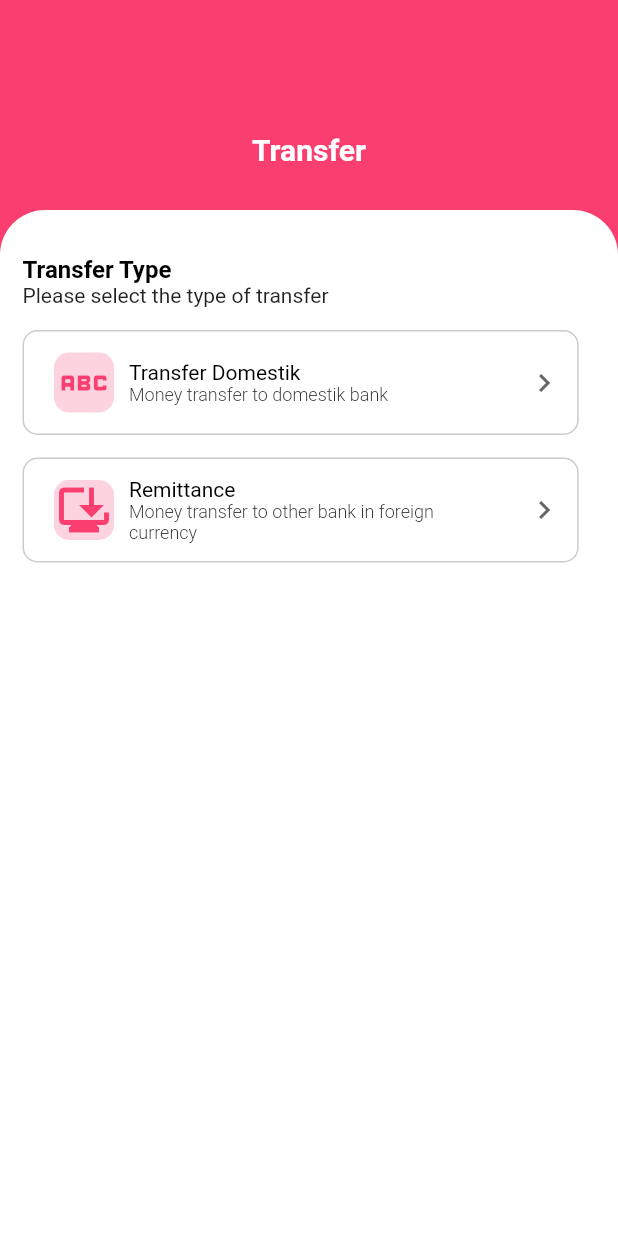
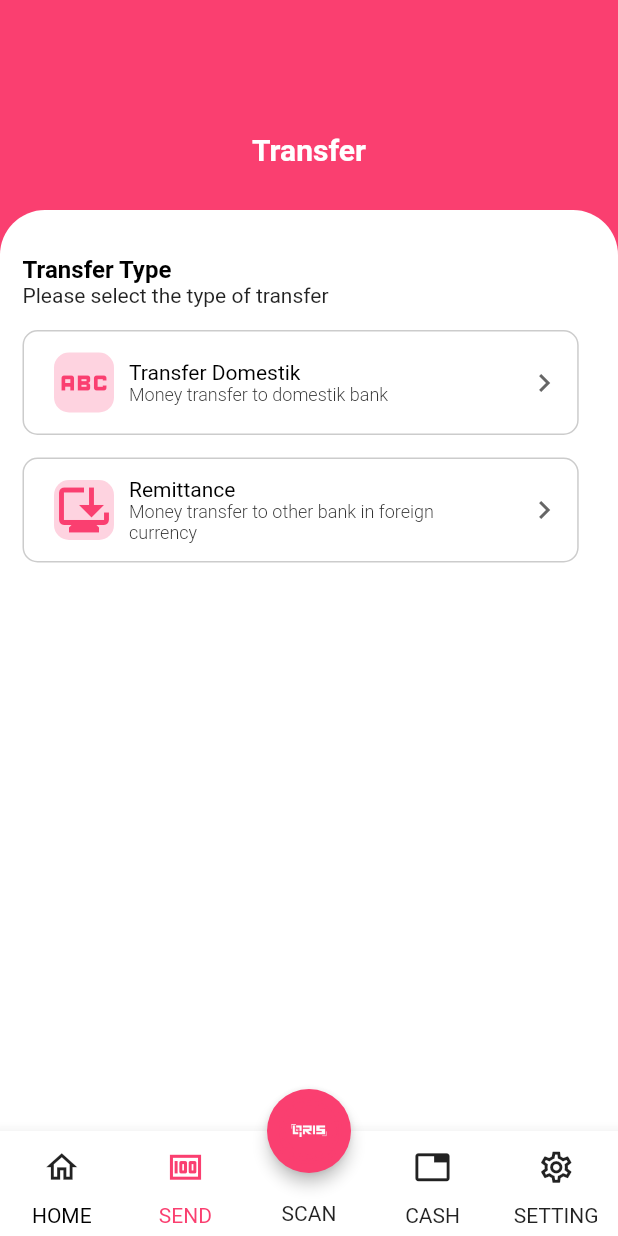
Before and after one commit to harles09/personal_app, a Flutter app: the screen it shows after launch, after a tap on the "money" icon, on a phone screen of 412 x 824 dp. Run offline on Flutter 3.47's test engine with Material 2 defaults, Android fonts, the phone set to English and light mode, and no system bars; our stand-ins replace google_fonts.

Commit message:
Add layout, add easypin login, add flutter bloc

```diff
--- a/lib/main.dart
+++ b/lib/main.dart
@@ -1,4 +1,5 @@
 import 'package:flutter/material.dart';
+import 'package:personal_app/ui/pages/easy_login_page.dart';
 import 'package:personal_app/ui/pages/home_page.dart';
 import 'package:personal_app/ui/pages/inbank_page.dart';
 import 'package:personal_app/ui/pages/send_page.dart';
@@ -19,6 +20,7 @@ class MyApp extends StatelessWidget {
         '/home': (context) => const HomePage(),
         '/send': (context) => const SendPage(),
         '/inbank': (context) => const InbankPage(),
+        '/easypin': (context) => const EasyLoginPage(),
       },
     );
   }
--- a/lib/ui/pages/home_page.dart
+++ b/lib/ui/pages/home_page.dart
@@ -1,4 +1,5 @@
 import 'package:flutter/material.dart';
+import 'package:personal_app/ui/shared/layout.dart';
 import 'package:personal_app/ui/widgets/deals_banner.dart';
 import 'package:personal_app/ui/widgets/outline_button_deals.dart';
 import 'package:personal_app/ui/widgets/product_service_banner.dart';
@@ -434,82 +435,9 @@ class _HomePageState extends State<HomePage> {
       );
     }
 
-    Widget bottomNavigation() {
-      return BottomAppBar(
-        height: 70.0,
-        child: Row(
-          mainAxisAlignment: MainAxisAlignment.center,
-          children: <Widget>[
-            Expanded(
-              child: Column(
-                children: [
-                  IconButton(
-                    selectedIcon: const Icon(Icons.home_filled),
-                    icon: const Icon(Icons.home_outlined),
-                    iconSize: 25,
-                    onPressed: () {
-                      Navigator.pushNamed(context, '/home');
-                    },
-                  ),
-                  const Text("HOME"),
-                ],
-              ),
-            ),
-            Expanded(
-              child: Column(
-                children: [
-                  IconButton(
-                    icon: const Icon(Icons.money_outlined),
-                    iconSize: 25,
-                    onPressed: () {
-                      Navigator.pushNamed(context, '/send');
-                    },
-                  ),
-                  const Text("SEND"),
-                ],
-              ),
-            ),
-            Expanded(
-              child: Column(
-                children: const [
-                  SizedBox(
-                    height: 47,
-                  ),
-                  Text("SCAN"),
-                ],
-              ),
-            ),
-            Expanded(
-              child: Column(
-                children: [
-                  IconButton(
-                    icon: const Icon(Icons.tab),
-                    iconSize: 25,
-                    onPressed: () {},
-                  ),
-                  const Text("CASH"),
-                ],
-              ),
-            ),
-            Expanded(
-              child: Column(
-                children: [
-                  IconButton(
-                    icon: const Icon(Icons.settings),
-                    iconSize: 25,
-                    onPressed: () {},
-                  ),
-                  const Text("SETTING"),
-                ],
-              ),
-            ),
-          ],
-        ),
-      );
-    }
-
-    return Scaffold(
-      body: Center(
+    return LayoutPage(
+      isSelected: 1,
+      layoutBody: Center(
         child: Column(
           children: [
             headerPage(),
@@ -521,26 +449,6 @@ class _HomePageState extends State<HomePage> {
           ],
         ),
       ),
-      floatingActionButton: Container(
-        width: 60,
-        height: 60,
-        alignment: Alignment.center,
-        child: FloatingActionButton(
-          onPressed: () {},
-          tooltip: "QRIS",
-          elevation: 4.0,
-          backgroundColor: radicalRed,
-          child: Container(
-            decoration: const BoxDecoration(
-              image: DecorationImage(
-                image: AssetImage("assets/images/qris_scan.png"),
-              ),
-            ),
-          ),
-        ),
-      ),
-      bottomNavigationBar: bottomNavigation(),
-      floatingActionButtonLocation: FloatingActionButtonLocation.centerDocked,
     );
   }
 }
--- a/lib/ui/pages/send_page.dart
+++ b/lib/ui/pages/send_page.dart
@@ -1,4 +1,5 @@
 import 'package:flutter/material.dart';
+import 'package:personal_app/ui/shared/layout.dart';
 import 'package:personal_app/ui/shared/theme.dart';
 import 'package:personal_app/ui/widgets/transfer_button.dart';
 
@@ -7,8 +8,10 @@ class SendPage extends StatelessWidget {
 
   @override
   Widget build(BuildContext context) {
-    return Scaffold(
-      body: Stack(
+    return LayoutPage(
+      isLogin: true,
+      isSelected: 2,
+      layoutBody: Stack(
         alignment: Alignment.topCenter,
         children: [
           Container(
--- /dev/null
+++ b/lib/ui/shared/layout.dart
@@ -0,0 +1,157 @@
+import 'package:flutter/material.dart';
+import 'package:personal_app/ui/shared/theme.dart';
+
+// ignore: must_be_immutable
+class LayoutPage extends StatefulWidget {
+  final Widget layoutBody;
+  int isSelected;
+  bool isLogin;
+  LayoutPage(
+      {super.key,
+      required this.layoutBody,
+      this.isSelected = 0,
+      this.isLogin = false});
+
+  @override
+  State<LayoutPage> createState() => _LayoutState();
+}
+
+class _LayoutState extends State<LayoutPage> {
+  @override
+  Widget build(BuildContext context) {
+    Widget bottomNavigation() {
+      return BottomAppBar(
+        height: 70.0,
+        child: Row(
+          mainAxisAlignment: MainAxisAlignment.center,
+          children: <Widget>[
+            Expanded(
+              child: Column(
+                children: [
+                  IconButton(
+                    icon: widget.isSelected == 1
+                        ? const Icon(
+                            Icons.home_filled,
+                            color: radicalRed,
+                          )
+                        : const Icon(Icons.home_outlined),
+                    iconSize: 25,
+                    onPressed: () {
+                      Navigator.pushNamed(context, '/home');
+                    },
+                  ),
+                  Text(
+                    "HOME",
+                    style: TextStyle(
+                      color: widget.isSelected == 1 ? radicalRed : black,
+                    ),
+                  ),
+                ],
+              ),
+            ),
+            Expanded(
+              child: Column(
+                children: [
+                  IconButton(
+                    icon: widget.isSelected == 2
+                        ? const Icon(
+                            Icons.money,
+                            color: radicalRed,
+                          )
+                        : const Icon(Icons.money_outlined),
+                    iconSize: 25,
+                    onPressed: () {
+                      Navigator.pushNamed(context, '/send');
+                      // if (widget.isLogin == true) {
+                      // } else {
+                      //   Navigator.pushNamed(context, '/easypin');
+                      // }
+                    },
+                  ),
+                  Text(
+                    "SEND",
+                    style: TextStyle(
+                      color: widget.isSelected == 2 ? radicalRed : black,
+                    ),
+                  ),
+                ],
+              ),
+            ),
+            Expanded(
+              child: Column(
+                children: const [
+                  SizedBox(
+                    height: 47,
+                  ),
+                  Text("SCAN"),
+                ],
+              ),
+            ),
+            Expanded(
+              child: Column(
+                children: [
+                  IconButton(
+                    icon: widget.isSelected == 3
+                        ? const Icon(
+                            Icons.tab,
+                            color: radicalRed,
+                          )
+                        : const Icon(Icons.tab_outlined),
+                    iconSize: 25,
+                    onPressed: () {},
+                  ),
+                  const Text("CASH"),
+                ],
+              ),
+            ),
+            Expanded(
+              child: Column(
+                children: [
+                  IconButton(
+                    icon: widget.isSelected == 4
+                        ? const Icon(
+                            Icons.settings,
+                            color: radicalRed,
+                          )
+                        : const Icon(Icons.settings_outlined),
+                    iconSize: 25,
+                    onPressed: () {},
+                  ),
+                  const Text("SETTING"),
+                ],
+              ),
+            ),
+          ],
+        ),
+      );
+    }
+
+    return Scaffold(
+      body: Center(
+        child: widget.layoutBody,
+      ),
+      floatingActionButton: Container(
+        width: 60,
+        height: 60,
+        alignment: Alignment.center,
+        child: FloatingActionButton(
+          onPressed: () {
+            Navigator.pushNamed(context, '/easypin');
+          },
+          tooltip: "QRIS",
+          elevation: 4.0,
+          backgroundColor: radicalRed,
+          child: Container(
+            decoration: const BoxDecoration(
+              image: DecorationImage(
+                image: AssetImage("assets/images/qris_scan.png"),
+              ),
+            ),
+          ),
+        ),
+      ),
+      bottomNavigationBar: bottomNavigation(),
+      floatingActionButtonLocation: FloatingActionButtonLocation.centerDocked,
+    );
+  }
+}
--- a/pubspec.yaml
+++ b/pubspec.yaml
@@ -37,7 +37,7 @@ dependencies:
   cupertino_icons: ^1.0.2
   google_fonts: ^4.0.3
   flutter_svg: ^2.0.2
-  flutter_swiper_view: ^1.1.8
+  flutter_bloc: ^8.1.2
 
 dev_dependencies:
   flutter_test:
```
Also changed, not shown: lib/ui/pages/easy_login_page.dart (added, +143 -0 lines), lib/ui/shared/theme.dart (+11 -0 lines).
